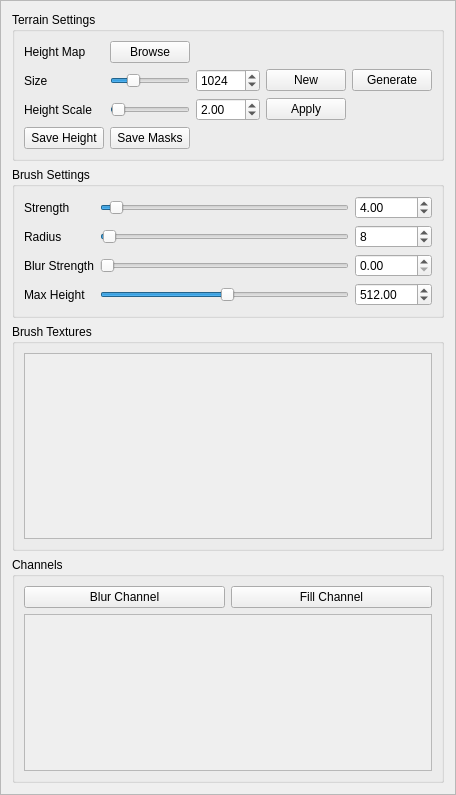
The window that code/qttoolkit/contentbrowser/ui/terrainwidget.ui (NebulaTerrain/nebula-trifid) describes before a commit, drawn with Qt 5.
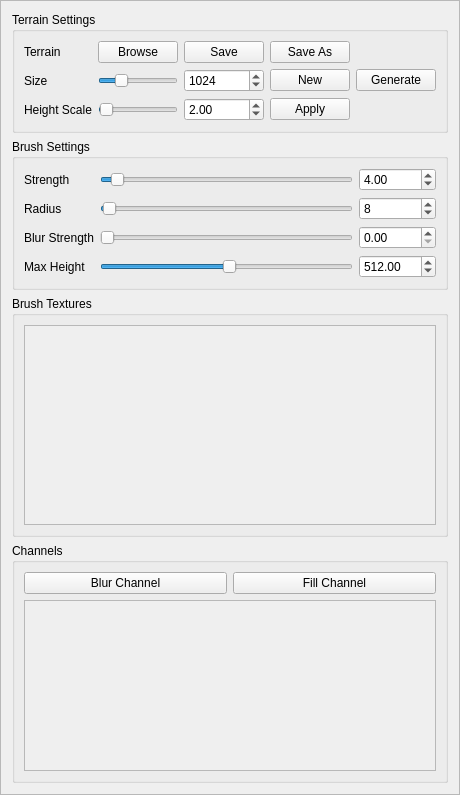
The same window after the commit.

Commit message: Fixed load and generate terrain from the surface. Fixed partial terrain surface save. Textures are saved but they need to be batched manually then after batching they have to be attached to the saved terrain surface. Reason for manual batching and applying of textures in surface. Textures created in memory are saved to files without any batching. Surfaces can save paths only to the batched textures.

The edit to the form file:
```diff
--- a/code/qttoolkit/contentbrowser/ui/terrainwidget.ui
+++ b/code/qttoolkit/contentbrowser/ui/terrainwidget.ui
@@ -48,7 +48,7 @@
            <x>0</x>
            <y>0</y>
            <width>376</width>
-           <height>207</height>
+           <height>221</height>
           </rect>
          </property>
          <property name="sizePolicy">
@@ -293,7 +293,7 @@
            <x>0</x>
            <y>0</y>
            <width>376</width>
-           <height>177</height>
+           <height>192</height>
           </rect>
          </property>
          <property name="sizePolicy">
@@ -344,7 +344,7 @@
       <item row="1" column="0">
        <widget class="QLabel" name="heightMap_label">
         <property name="text">
-         <string>Height Map</string>
+         <string>Terrain</string>
         </property>
        </widget>
       </item>
@@ -435,17 +435,17 @@
         </property>
        </widget>
       </item>
-      <item row="6" column="0">
-       <widget class="QPushButton" name="saveHeightMap_pushButton">
+      <item row="1" column="3">
+       <widget class="QPushButton" name="save_pushButton">
         <property name="text">
-         <string>Save Height</string>
+         <string>Save</string>
         </property>
        </widget>
       </item>
-      <item row="6" column="1">
-       <widget class="QPushButton" name="saveMasks_pushButton">
+      <item row="1" column="5">
+       <widget class="QPushButton" name="saveAs_pushButton">
         <property name="text">
-         <string>Save Masks</string>
+         <string>Save As</string>
         </property>
        </widget>
       </item>
```
Left out of the diff: 2 changed lines with no effect on the pictures. The commit also changes 6 other files.
